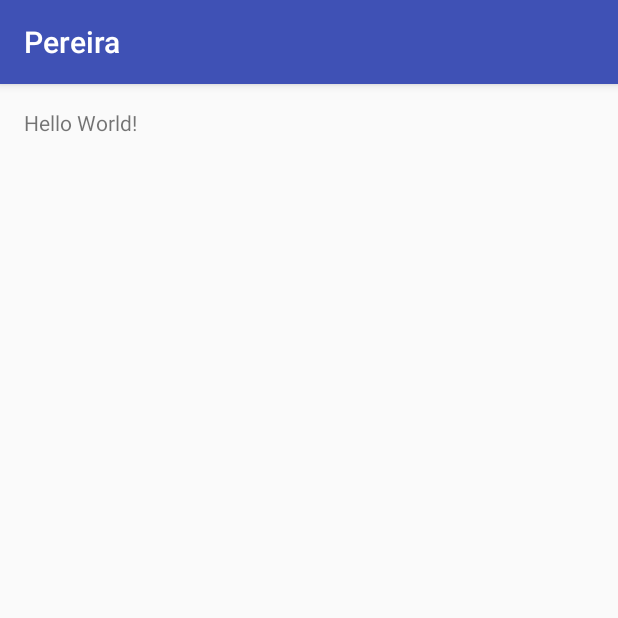
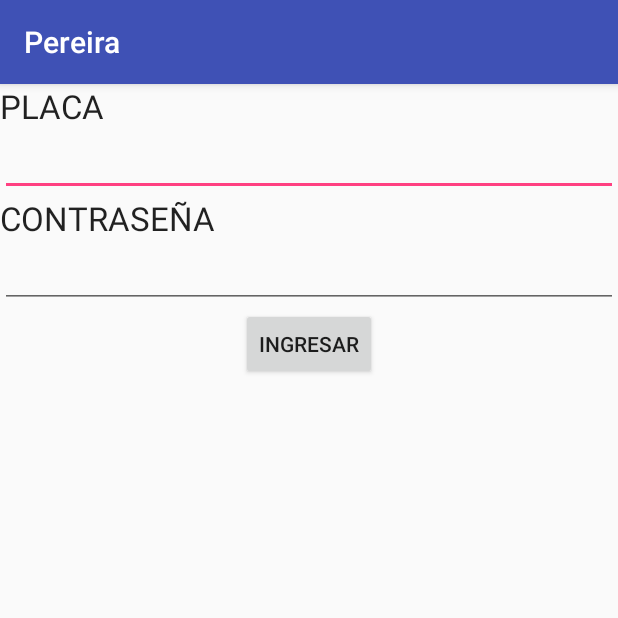
Before and after one commit to haroruhomer/Pereira, an Android app: the screen it shows after launch (MainActivity), on a phone screen of 412 x 824 dp, the top half of it. Run offline under Robolectric (Android 15) with nearby library versions, the phone set to English and light mode, and no system bars.

Commit message:
Login view

```diff
--- a/app/src/main/res/layout/activity_main.xml
+++ b/app/src/main/res/layout/activity_main.xml
@@ -1,16 +1,44 @@
 <?xml version="1.0" encoding="utf-8"?>
-<RelativeLayout xmlns:android="http://schemas.android.com/apk/res/android"
+<LinearLayout xmlns:android="http://schemas.android.com/apk/res/android"
     xmlns:tools="http://schemas.android.com/tools"
     android:layout_width="match_parent"
     android:layout_height="match_parent"
-    android:paddingBottom="@dimen/activity_vertical_margin"
-    android:paddingLeft="@dimen/activity_horizontal_margin"
-    android:paddingRight="@dimen/activity_horizontal_margin"
-    android:paddingTop="@dimen/activity_vertical_margin"
+    android:orientation="vertical"
     tools:context="net.mwpereira.pereira.MainActivity">
 
     <TextView
         android:layout_width="wrap_content"
         android:layout_height="wrap_content"
-        android:text="Hello World!" />
-</RelativeLayout>
+        android:textAppearance="?android:attr/textAppearanceLarge"
+        android:text="PLACA"
+        android:id="@+id/TV_Placa" />
+
+    <EditText
+        android:layout_width="match_parent"
+        android:layout_height="wrap_content"
+        android:id="@+id/ET_Placa" />
+
+    <TextView
+        android:layout_width="wrap_content"
+        android:layout_height="wrap_content"
+        android:textAppearance="?android:attr/textAppearanceLarge"
+        android:text="CONTRASEÑA"
+        android:id="@+id/TV_Pass" />
+
+    <EditText
+        android:layout_width="match_parent"
+        android:layout_height="wrap_content"
+        android:inputType="textPassword"
+        android:ems="10"
+        android:id="@+id/ET_Pass"
+        android:layout_gravity="center_horizontal" />
+
+    <Button
+        android:layout_width="wrap_content"
+        android:layout_height="wrap_content"
+        android:text="INGRESAR"
+        android:id="@+id/B_Login"
+        android:layout_gravity="center_horizontal" />
+
+
+</LinearLayout>
```
